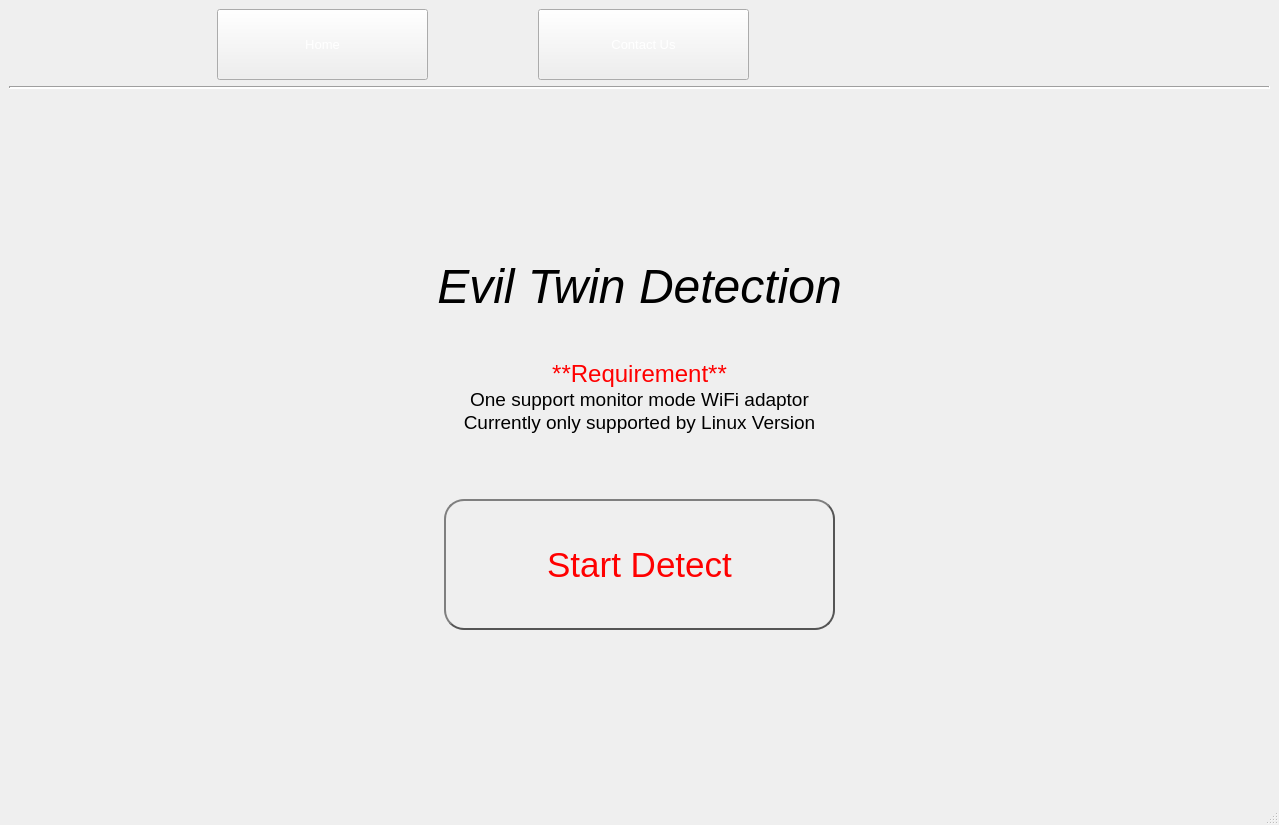
First picture: the form in Home.ui, repository ryanlee13288/EvilTwinDetectFYP, before the edit.
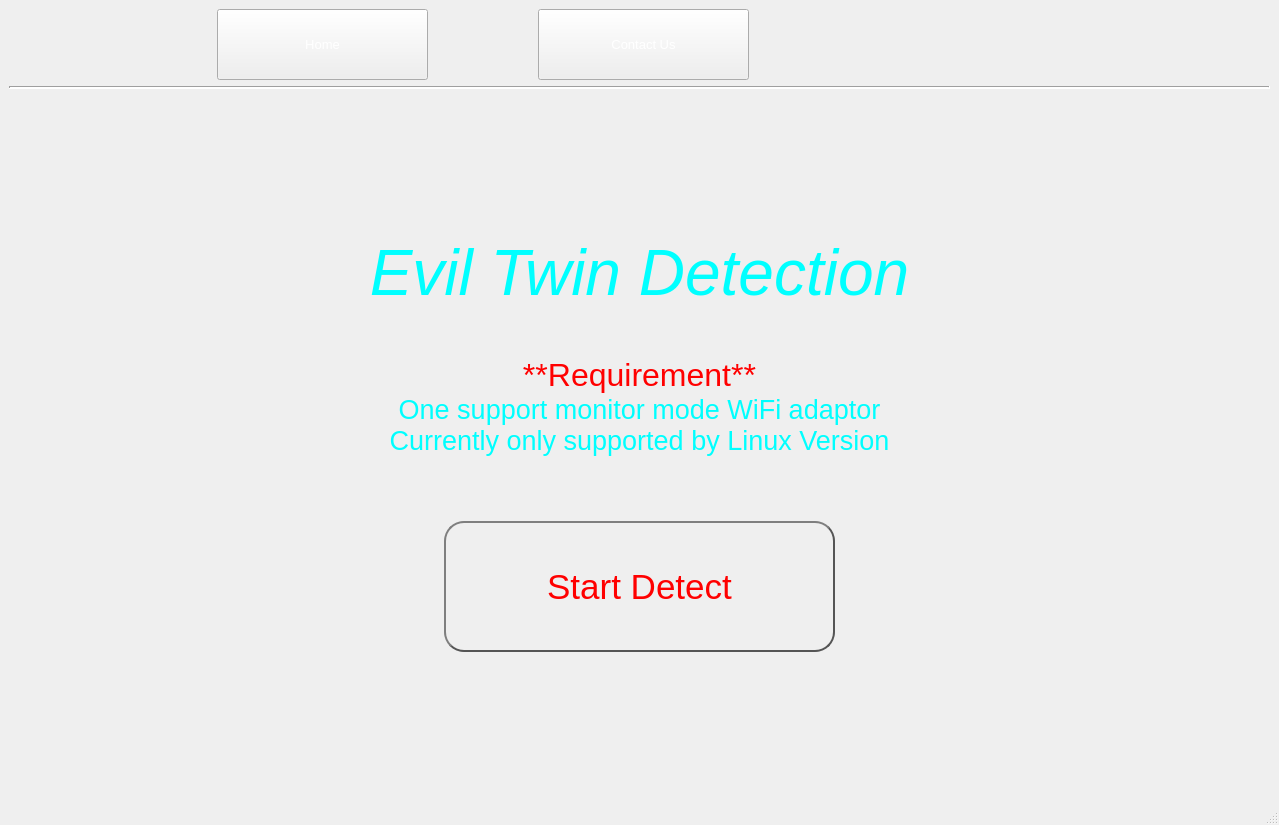
Second picture: the form after the edit. The open tabs and pages were chosen to show the change. Icons and pictures are not drawn.

Diff of the .ui file:
```diff
--- a/Home.ui
+++ b/Home.ui
@@ -226,6 +226,10 @@
       <property name="autoFillBackground">
        <bool>false</bool>
       </property>
+      <property name="styleSheet">
+       <string notr="true">background:None;background-color: transparent
+</string>
+      </property>
       <property name="currentIndex">
        <number>0</number>
       </property>
@@ -405,14 +409,15 @@
         <item>
          <widget class="QLabel" name="label_2">
           <property name="styleSheet">
-           <string notr="true">background-color: transparent</string>
+           <string notr="true">background-color: transparent;
+background:None;</string>
           </property>
           <property name="text">
            <string>&lt;!DOCTYPE HTML PUBLIC &quot;-//W3C//DTD HTML 4.0//EN&quot; &quot;http://www.w3.org/TR/REC-html40/strict.dtd&quot;&gt;
 &lt;html&gt;&lt;head&gt;&lt;meta name=&quot;qrichtext&quot; content=&quot;1&quot; /&gt;&lt;style type=&quot;text/css&quot;&gt;
 p, li { white-space: pre-wrap; }
-&lt;/style&gt;&lt;/head&gt;&lt;body style=&quot; font-family:'Algerian'; font-size:36pt; font-weight:400; font-style:italic;&quot;&gt;
-&lt;p align=&quot;center&quot; style=&quot; margin-top:12px; margin-bottom:12px; margin-left:0px; margin-right:0px; -qt-block-indent:0; text-indent:0px;color:black;&quot;&gt;Evil Twin Detection&lt;/p&gt;&lt;/body&gt;&lt;/html&gt;</string>
+&lt;/style&gt;&lt;/head&gt;&lt;body style=&quot; font-family:'MS Shell Dlg 2'; font-size:8pt; font-weight:400; font-style:normal;&quot;&gt;
+&lt;p align=&quot;center&quot; style=&quot; margin-top:12px; margin-bottom:12px; margin-left:0px; margin-right:0px; -qt-block-indent:0; text-indent:0px;&quot;&gt;&lt;span style=&quot; font-family:'Algerian'; font-size:48pt; font-style:italic; color:#00ffff;&quot;&gt;Evil Twin Detection&lt;/span&gt;&lt;/p&gt;&lt;/body&gt;&lt;/html&gt;</string>
           </property>
          </widget>
         </item>
@@ -435,16 +440,16 @@
         <item>
          <widget class="QLabel" name="label_3">
           <property name="styleSheet">
-           <string notr="true">background-color: transparent</string>
+           <string notr="true">background:None;background-color: transparent</string>
           </property>
           <property name="text">
            <string>&lt;!DOCTYPE HTML PUBLIC &quot;-//W3C//DTD HTML 4.0//EN&quot; &quot;http://www.w3.org/TR/REC-html40/strict.dtd&quot;&gt;
 &lt;html&gt;&lt;head&gt;&lt;meta name=&quot;qrichtext&quot; content=&quot;1&quot; /&gt;&lt;style type=&quot;text/css&quot;&gt;
 p, li { white-space: pre-wrap; }
 &lt;/style&gt;&lt;/head&gt;&lt;body style=&quot; font-family:'MS Shell Dlg 2'; font-size:8pt; font-weight:400; font-style:normal;&quot;&gt;
-&lt;p align=&quot;center&quot; style=&quot; margin-top:0px; margin-bottom:0px; margin-left:0px; margin-right:0px; -qt-block-indent:0; text-indent:0px;&quot;&gt;&lt;span style=&quot; font-size:18pt; color:#ff0000;&quot;&gt;**Requirement**&lt;/span&gt;&lt;/p&gt;
-&lt;p align=&quot;center&quot; style=&quot; margin-top:0px; margin-bottom:0px; margin-left:0px; margin-right:0px; -qt-block-indent:0; text-indent:0px;&quot;&gt;&lt;span style=&quot; font-size:14pt; color:#000000;&quot;&gt;One support monitor mode WiFi adaptor&lt;/span&gt;&lt;/p&gt;
-&lt;p align=&quot;center&quot; style=&quot; margin-top:0px; margin-bottom:0px; margin-left:0px; margin-right:0px; -qt-block-indent:0; text-indent:0px;&quot;&gt;&lt;span style=&quot; font-size:14pt; color:#000000;&quot;&gt;Currently only supported by Linux Version&lt;/span&gt;&lt;/p&gt;
+&lt;p align=&quot;center&quot; style=&quot; margin-top:0px; margin-bottom:0px; margin-left:0px; margin-right:0px; -qt-block-indent:0; text-indent:0px;&quot;&gt;&lt;span style=&quot; font-size:24pt; color:#ff0000;&quot;&gt;**Requirement**&lt;/span&gt;&lt;/p&gt;
+&lt;p align=&quot;center&quot; style=&quot; margin-top:0px; margin-bottom:0px; margin-left:0px; margin-right:0px; -qt-block-indent:0; text-indent:0px;&quot;&gt;&lt;span style=&quot; font-size:20pt; color:#00ffff;&quot;&gt;One support monitor mode WiFi adaptor&lt;/span&gt;&lt;/p&gt;
+&lt;p align=&quot;center&quot; style=&quot; margin-top:0px; margin-bottom:0px; margin-left:0px; margin-right:0px; -qt-block-indent:0; text-indent:0px;&quot;&gt;&lt;span style=&quot; font-size:20pt; color:#00ffff;&quot;&gt;Currently only supported by Linux Version&lt;/span&gt;&lt;/p&gt;
 &lt;p style=&quot;-qt-paragraph-type:empty; margin-top:0px; margin-bottom:0px; margin-left:0px; margin-right:0px; -qt-block-indent:0; text-indent:0px; font-size:12pt; color:#ff0000;&quot;&gt;&lt;br /&gt;&lt;/p&gt;&lt;/body&gt;&lt;/html&gt;</string>
           </property>
          </widget>
```
Left out of the diff: 120 changed lines with no effect on the pictures.
